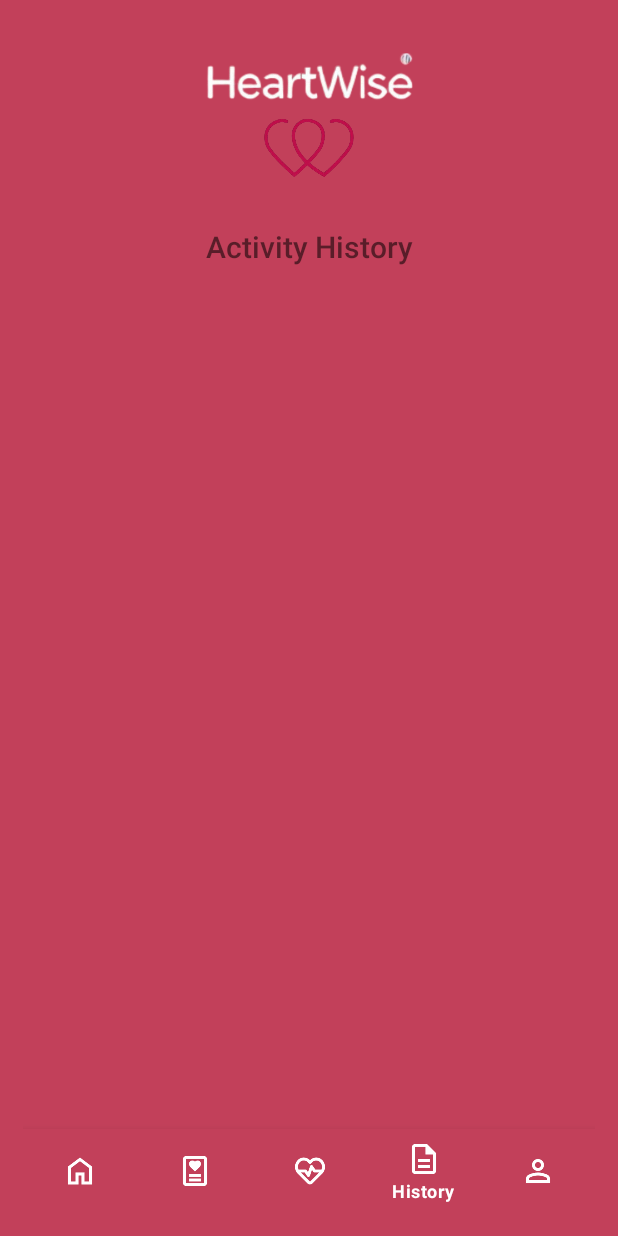
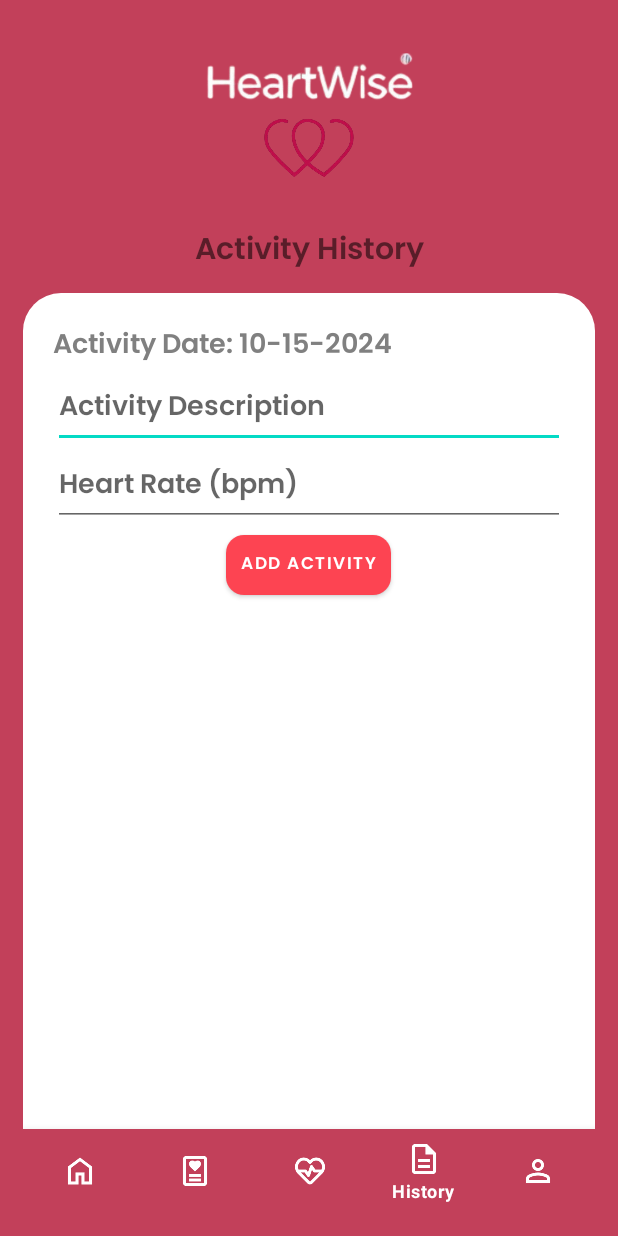
Before and after one commit to Profesor-B/heartwise-app, an Android app: the HistoryActivity screen opened directly, with no data from a screen before it, on a phone screen of 412 x 824 dp. Run offline under Robolectric (Android 15) with nearby library versions, the phone set to English and light mode, and no system bars; our stand-ins replace Room's generated code; Roboto replaces fonts that are not available here.

Commit message:
fix font consistency to poppins_semibold, added activity history with 3rd party database.

```diff
--- a/app/src/main/AndroidManifest.xml
+++ b/app/src/main/AndroidManifest.xml
@@ -18,6 +18,9 @@
         android:roundIcon="@drawable/heartwiselogo"
         android:supportsRtl="true"
         android:theme="@style/Theme.HeartWise">
+        <activity
+            android:name=".ActivityAdapter"
+            android:exported="false" />
         <activity
             android:name=".FAQActivity"
             android:exported="false" />
--- /dev/null
+++ b/app/src/main/java/com/example/heartwise/ActivityAdapter.java
@@ -0,0 +1,53 @@
+package com.example.heartwise;
+
+import android.view.LayoutInflater;
+import android.view.View;
+import android.view.ViewGroup;
+import android.widget.TextView;
+
+import androidx.annotation.NonNull;
+import androidx.recyclerview.widget.RecyclerView;
+
+import java.util.List;
+
+public class ActivityAdapter extends RecyclerView.Adapter<ActivityAdapter.ActivityViewHolder> {
+
+    private List<ActivityEntity> activities;
+
+    public void setActivities(List<ActivityEntity> activities) {
+        this.activities = activities;
+        notifyDataSetChanged();
+    }
+
+    @NonNull
+    @Override
+    public ActivityViewHolder onCreateViewHolder(@NonNull ViewGroup parent, int viewType) {
+        View view = LayoutInflater.from(parent.getContext()).inflate(R.layout.item_activity, parent, false);
+        return new ActivityViewHolder(view);
+    }
+
+    @Override
+    public void onBindViewHolder(@NonNull ActivityViewHolder holder, int position) {
+        ActivityEntity activity = activities.get(position);
+        holder.tvDate.setText(activity.date);
+        holder.tvActivity.setText(activity.activityDescription);
+        holder.tvHeartRate.setText("Heart Rate: " + activity.heartRate + " bpm");
+    }
+
+    @Override
+    public int getItemCount() {
+        return (activities != null) ? activities.size() : 0;
+    }
+
+    public static class ActivityViewHolder extends RecyclerView.ViewHolder {
+
+        TextView tvDate, tvActivity, tvHeartRate;
+
+        public ActivityViewHolder(@NonNull View itemView) {
+            super(itemView);
+            tvDate = itemView.findViewById(R.id.tvDate);
+            tvActivity = itemView.findViewById(R.id.tvActivity);
+            tvHeartRate = itemView.findViewById(R.id.tvHeartRate);
+        }
+    }
+}
--- /dev/null
+++ b/app/src/main/java/com/example/heartwise/ActivityDao.java
@@ -0,0 +1,20 @@
+package com.example.heartwise;
+
+// ActivityDao.java
+import androidx.room.Dao;
+import androidx.room.Insert;
+import androidx.room.Query;
+
+import java.util.List;
+
+@Dao
+public interface ActivityDao {
+    @Insert
+    void insertActivity(ActivityEntity activityEntity);
+
+    @Query("SELECT * FROM activity_log ORDER BY date DESC")
+    List<ActivityEntity> getAllActivities();
+
+    @Query("SELECT * FROM activity_log WHERE date = :date")
+    List<ActivityEntity> getActivitiesByDate(String date);
+}
--- /dev/null
+++ b/app/src/main/java/com/example/heartwise/AppDatabase.java
@@ -0,0 +1,25 @@
+package com.example.heartwise;
+
+import androidx.room.Database;
+import androidx.room.Room;
+import androidx.room.RoomDatabase;
+import android.content.Context;
+
+@Database(entities = {ActivityEntity.class}, version = 1)
+public abstract class AppDatabase extends RoomDatabase {
+    private static AppDatabase INSTANCE;
+
+    public abstract ActivityDao activityDao();
+
+    public static AppDatabase getDatabase(final Context context) {
+        if (INSTANCE == null) {
+            synchronized (AppDatabase.class) {
+                INSTANCE = Room.databaseBuilder(context.getApplicationContext(),
+                                AppDatabase.class, "activity_database")
+                        .allowMainThreadQueries()
+                        .build();
+            }
+        }
+        return INSTANCE;
+    }
+}
--- a/app/src/main/java/com/example/heartwise/HistoryActivity.java
+++ b/app/src/main/java/com/example/heartwise/HistoryActivity.java
@@ -1,19 +1,84 @@
 package com.example.heartwise;
 
 import androidx.appcompat.app.AppCompatActivity;
-
 import android.content.Intent;
 import android.os.Bundle;
-
 import com.google.android.material.bottomnavigation.BottomNavigationView;
 
+import android.text.TextUtils;
+import android.view.View;
+import android.widget.Button;
+import android.widget.EditText;
+import android.widget.TextView;
+
+import androidx.recyclerview.widget.LinearLayoutManager;
+import androidx.recyclerview.widget.RecyclerView;
+
+import java.text.SimpleDateFormat;
+import java.util.Date;
+import java.util.List;
+
 public class HistoryActivity extends AppCompatActivity {
+
+    private EditText etActivityDescription, etHeartRate;
+    private Button btnAddActivity;
+    private RecyclerView rvActivityLog;
+    private ActivityAdapter activityAdapter;
+    private AppDatabase db;
+    private TextView tvDate;
 
     @Override
     protected void onCreate(Bundle savedInstanceState) {
         super.onCreate(savedInstanceState);
         setContentView(R.layout.activity_history);
 
+        // Initialize views
+        etActivityDescription = findViewById(R.id.etActivityDescription);
+        etHeartRate = findViewById(R.id.etHeartRate);
+        btnAddActivity = findViewById(R.id.btnAddActivity);
+        rvActivityLog = findViewById(R.id.rvActivityLog);
+        tvDate = findViewById(R.id.tvDate);
+
+        // Set current date
+        String currentDate = new SimpleDateFormat("MM-dd-yyyy").format(new Date());
+        tvDate.setText("Activity Date: " + currentDate);
+
+        // Initialize database
+        db = AppDatabase.getDatabase(this);
+
+        // Set up RecyclerView
+        rvActivityLog.setLayoutManager(new LinearLayoutManager(this));
+        activityAdapter = new ActivityAdapter();
+        rvActivityLog.setAdapter(activityAdapter);
+
+        // Load activities
+        loadActivities();
+
+        // Button to add activity
+        btnAddActivity.setOnClickListener(new View.OnClickListener() {
+            @Override
+            public void onClick(View v) {
+                String activityDescription = etActivityDescription.getText().toString();
+                String heartRateStr = etHeartRate.getText().toString();
+
+                if (!TextUtils.isEmpty(activityDescription) && !TextUtils.isEmpty(heartRateStr)) {
+                    int heartRate = Integer.parseInt(heartRateStr);
+                    ActivityEntity activity = new ActivityEntity(currentDate, activityDescription, heartRate);
+
+                    // Insert activity into the database
+                    db.activityDao().insertActivity(activity);
+
+                    // Clear inputs
+                    etActivityDescription.setText("");
+                    etHeartRate.setText("");
+
+                    // Reload activity list
+                    loadActivities();
+                }
+            }
+        });
+
+        //Initialize Navigation buttons
         BottomNavigationView bottomNavigationView = findViewById(R.id.bottom_navigation);
 
         // Set Home as the selected default item
@@ -50,4 +115,9 @@ public class HistoryActivity extends AppCompatActivity {
             return false; // Return false if none of the conditions matched
         });
     }
+    // Method to load and display activities from the database
+    private void loadActivities() {
+        List<ActivityEntity> activities = db.activityDao().getAllActivities();
+        activityAdapter.setActivities(activities);
+    }
 }
--- /dev/null
+++ b/app/src/main/res/drawable/rounded_corners.xml
@@ -0,0 +1,10 @@
+<?xml version="1.0" encoding="utf-8"?>
+<shape xmlns:android="http://schemas.android.com/apk/res/android">
+    <solid android:color="@color/white" />
+    <corners android:radius="25dp" />
+    <padding
+        android:left="25dp"
+        android:top="25dp"
+        android:right="25dp"
+        android:bottom="25dp"/>
+</shape>
--- a/app/src/main/res/layout/activity_history.xml
+++ b/app/src/main/res/layout/activity_history.xml
@@ -8,7 +8,6 @@
     android:gravity="center"
     android:background="@color/pink_200">
 
-    <!-- Activity History Section -->
     <RelativeLayout
         android:layout_width="match_parent"
         android:layout_height="200dp">
@@ -40,11 +39,72 @@
             android:layout_height="match_parent"
             android:layout_marginTop="135dp"
             android:backgroundTint="@color/pink_700"
-            android:fontFamily="sans-serif-medium"
+            android:fontFamily="@font/poppins_semibold"
             android:text="Activity History"
             android:textAlignment="center"
             android:textSize="20sp" />
     </RelativeLayout>
+
+    <!--Start of Activity History-->
+
+    <LinearLayout
+        android:layout_width="match_parent"
+        android:layout_height="match_parent"
+        android:orientation="vertical"
+        android:layout_marginTop="180dp"
+        android:background="@drawable/rounded_corners"
+        android:padding="20dp">
+
+        <!-- Date of the activity -->
+        <TextView
+            android:id="@+id/tvDate"
+            android:layout_width="wrap_content"
+            android:layout_height="wrap_content"
+            android:text="Activity Date: "
+            android:textColor="@color/grey"
+            android:textSize="18sp"
+            android:fontFamily="@font/poppins_semibold"/>
+
+        <!-- Activity Description -->
+        <EditText
+            android:id="@+id/etActivityDescription"
+            android:layout_width="match_parent"
+            android:layout_height="wrap_content"
+            android:hint="Activity Description"
+            android:textSize="18sp"
+            android:fontFamily="@font/poppins_semibold"
+            android:inputType="text"/>
+
+        <!-- Heart Rate Input -->
+        <EditText
+            android:id="@+id/etHeartRate"
+            android:layout_width="match_parent"
+            android:layout_height="wrap_content"
+            android:hint="Heart Rate (bpm)"
+            android:fontFamily="@font/poppins_semibold"
+            android:textSize="18sp"
+            android:inputType="number"/>
+
+        <!-- Button to Add Activity -->
+        <Button
+            android:id="@+id/btnAddActivity"
+            android:layout_width="wrap_content"
+            android:layout_height="wrap_content"
+            android:text="Add Activity"
+            android:layout_gravity="center"
+            android:fontFamily="@font/poppins_semibold"
+            android:padding="10dp"
+            android:textSize="11sp"
+            app:cornerRadius="12dp"/>
+
+        <!-- RecyclerView to display activities -->
+        <androidx.recyclerview.widget.RecyclerView
+            android:id="@+id/rvActivityLog"
+            android:layout_width="match_parent"
+            android:layout_height="wrap_content"
+            android:padding="15dp"/>
+    </LinearLayout>
+
     <!-- FrameLayout to Hold Different Fragments for Each Screen -->
     <FrameLayout
         android:id="@+id/frameLayout"
--- a/app/src/main/res/layout/activity_home.xml
+++ b/app/src/main/res/layout/activity_home.xml
@@ -28,7 +28,7 @@
         android:layout_height="wrap_content"
         android:layout_marginStart="30dp"
         android:layout_marginEnd="30dp"
-        android:fontFamily="sans-serif-medium"
+        android:fontFamily="@font/poppins_semibold"
         android:gravity="center"
         android:text="Your trusted partner in monitoring your heart health, makes heart rate measurement simple, accurate, and insightful."
         android:textColor="@color/white"
@@ -45,7 +45,7 @@
         android:layout_centerInParent="true"
         android:layout_marginTop="150dp"
         android:backgroundTint="@color/pink"
-        android:fontFamily="sans-serif-medium"
+        android:fontFamily="@font/poppins_semibold"
         android:paddingLeft="50dp"
         android:paddingRight="50dp"
         android:text="OK, Let's Start"
--- a/app/src/main/res/layout/activity_home_main.xml
+++ b/app/src/main/res/layout/activity_home_main.xml
@@ -84,7 +84,7 @@
         app:cornerRadius="15dp"
         android:textSize="11sp"
         android:backgroundTint="@color/pink_700"
-        android:fontFamily="sans-serif-medium"
+        android:fontFamily="@font/poppins_semibold"
         android:text="Measure Heart Rate"
         tools:ignore="NotSibling" />
 
@@ -98,7 +98,7 @@
         app:cornerRadius="15dp"
         android:textSize="11sp"
         android:backgroundTint="@color/pink_700"
-        android:fontFamily="sans-serif-medium"
+        android:fontFamily="@font/poppins_semibold"
         android:text="View Results" />
 
 
--- a/app/src/main/res/layout/activity_result.xml
+++ b/app/src/main/res/layout/activity_result.xml
@@ -40,7 +40,7 @@
             android:layout_height="match_parent"
             android:layout_marginTop="135dp"
             android:backgroundTint="@color/pink_700"
-            android:fontFamily="sans-serif-medium"
+            android:fontFamily="@font/poppins_semibold"
             android:text="Blood Pressure History"
             android:textAlignment="center"
             android:textSize="20sp" />
--- /dev/null
+++ b/app/src/main/res/values-night/colors.xml
@@ -0,0 +1,4 @@
+<?xml version="1.0" encoding="utf-8"?>
+<resources>
+    <color name="pink_100">#D2628B</color>
+</resources>
--- a/app/src/main/res/values/colors.xml
+++ b/app/src/main/res/values/colors.xml
@@ -16,4 +16,5 @@
     <color name="grey">#808080</color>
     <color name="bottom_navigation_colors">#D50000</color>
     <color name="brown">#703F3C</color>
+    <color name="pink_100">#D2628B</color>
 </resources>
```
Also changed, not shown: app/src/main/java/com/example/heartwise/ActivityEntity.java (added, +20 -0 lines), app/src/main/res/layout/activity_settings.xml (+6 -5 lines), app/src/main/res/layout/item_activity.xml (added, +39 -0 lines).
